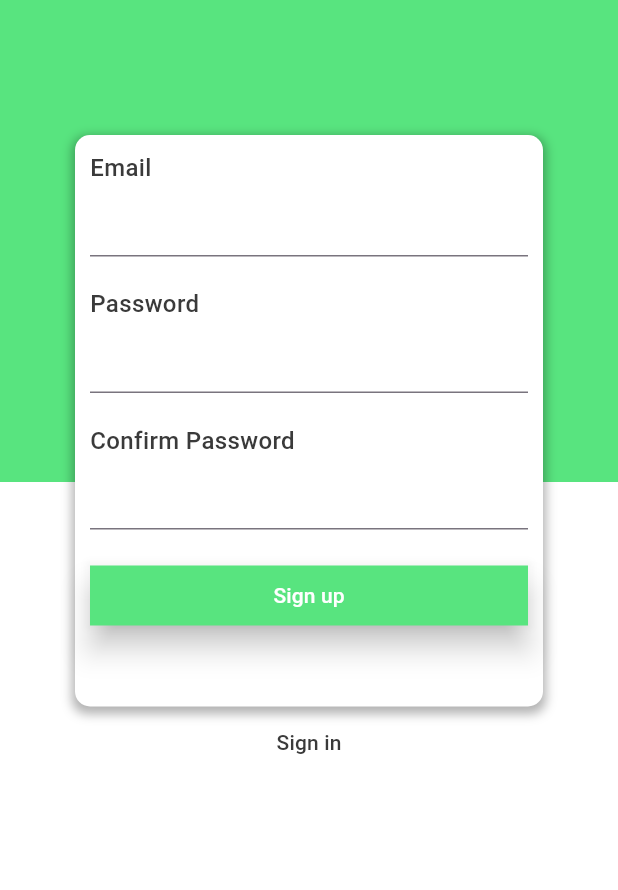
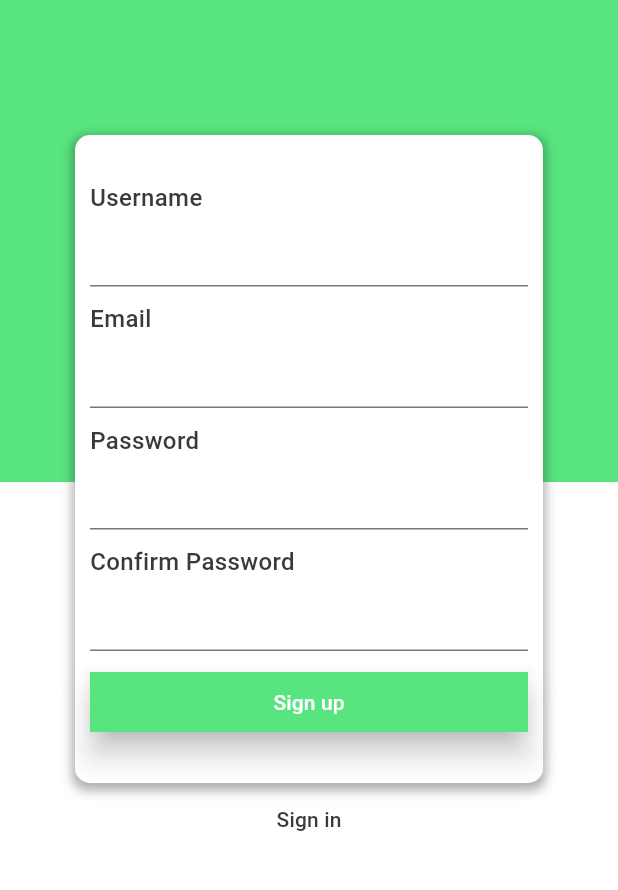
Before and after one commit to Nickthecan/Digital_Garden, a Flutter app: the screen it shows after launch, after a tap on an icon or button, on a phone screen of 412 x 824 dp, the part 321-1211 px from its top. Run offline on Flutter 3.47's test engine with Material 3 defaults, Android fonts, the phone set to English and light mode, and no system bars; our stand-ins replace firebase_auth, firebase_core, fl_chart, percent_indicator; accounts and stored records are empty; network calls fail.

Commit message:
added the class objects

```diff
--- /dev/null
+++ b/lib/features/models/user_model.dart
@@ -0,0 +1,7 @@
+class UserModel {
+  late final String uid;
+  late final String username;
+
+  UserModel({ required this.uid, required this.username });
+
+}
--- a/lib/pages/login.dart
+++ b/lib/pages/login.dart
@@ -1,7 +1,7 @@
 import 'package:digital_garden/features/auth_services.dart';
 import 'package:firebase_auth/firebase_auth.dart';
 import 'package:flutter/material.dart';
-import 'package:firebase_app_check/firebase_app_check.dart';
+
 
 class Login extends StatefulWidget {
   const Login({super.key});
@@ -12,24 +12,29 @@ class Login extends StatefulWidget {
 
 class _LoginState extends State<Login> {
   double containerOffset = 0;
+  late FocusNode userNameFocusNode;
   late FocusNode textFocusNode;
   late FocusNode pwFocusNode;
   late FocusNode confirmpwFocusNode;
   late double titleOpacity;
   late bool isSignUp;
+  TextEditingController _userNameController = TextEditingController();
   TextEditingController _emailController = TextEditingController();
   TextEditingController _passwordController = TextEditingController();
+  TextEditingController _pwMatchController = TextEditingController();
   final AuthServices _auth = AuthServices();
 
   @override
   void initState() {
     super.initState();
+    userNameFocusNode = FocusNode();
     textFocusNode = FocusNode();
     pwFocusNode = FocusNode();
     confirmpwFocusNode = FocusNode();
     titleOpacity = 1;
     isSignUp = false;
 
+    userNameFocusNode.addListener(_handleFocus);
     textFocusNode.addListener(_handleFocus);
     pwFocusNode.addListener(_handleFocus);
     confirmpwFocusNode.addListener(_handleFocus);
@@ -38,7 +43,7 @@ class _LoginState extends State<Login> {
   void _handleFocus() {
     setState(() {
       if (isSignUp) {
-        containerOffset = (textFocusNode.hasFocus || pwFocusNode.hasFocus || confirmpwFocusNode.hasFocus) ? -225 : 0;
+        containerOffset = (userNameFocusNode.hasFocus || textFocusNode.hasFocus || pwFocusNode.hasFocus || confirmpwFocusNode.hasFocus) ? -275 : 0;
       }
       else {
         containerOffset = (textFocusNode.hasFocus || pwFocusNode.hasFocus || confirmpwFocusNode.hasFocus) ? -150 : 0;
@@ -96,7 +101,7 @@ class _LoginState extends State<Login> {
                     duration: Duration(milliseconds: 300),
                     curve: Curves.easeInOut,
                     transform: Matrix4.translationValues(0, containerOffset, 0),
-                    padding: EdgeInsets.fromLTRB(10, 10, 10, 50),
+                    padding: EdgeInsets.fromLTRB(10, 10, 10, 30),
                     decoration: BoxDecoration(
                       borderRadius: BorderRadius.circular(10),
                       boxShadow: [
@@ -112,6 +117,26 @@ class _LoginState extends State<Login> {
                     child: Column(
                       crossAxisAlignment: CrossAxisAlignment.stretch,
                       children: [
+                        Visibility(
+                          visible: isSignUp,
+                          child: Column(
+                            crossAxisAlignment: CrossAxisAlignment.start,
+                            children: [
+                              SizedBox(height: 20,),
+                              Text("Username", style: TextStyle(
+                                color: Color(0xF22F2F2F),
+                                fontSize: 16,
+                                fontWeight: FontWeight.w500,
+                              )),
+                              TextField (
+                                focusNode: userNameFocusNode,
+                                controller: _userNameController,
+                              ),
+
+                            ],
+                          ),
+                        ),
+                        SizedBox(height: 10,),
                         Text("Email", style: TextStyle(
                           color: Color(0xF22F2F2F),
                           fontSize: 16,
@@ -121,7 +146,7 @@ class _LoginState extends State<Login> {
                           focusNode: textFocusNode,
                           controller: _emailController,
                         ),
-                        SizedBox(height: 20,),
+                        SizedBox(height: 10,),
                         Text("Password", style: TextStyle(
                           color: Color(0xF22F2F2F),
                           fontSize: 16,
@@ -137,7 +162,7 @@ class _LoginState extends State<Login> {
                             child: Column(
                               crossAxisAlignment: CrossAxisAlignment.start,
                               children: [
-                                SizedBox(height: 20,),
+                                SizedBox(height: 10,),
                                 Text("Confirm Password", style: TextStyle(
                                   color: Color(0xF22F2F2F),
                                   fontSize: 16,
@@ -146,18 +171,21 @@ class _LoginState extends State<Login> {
                                 TextField(
                                   obscureText: true,
                                   focusNode: confirmpwFocusNode,
+                                  controller: _pwMatchController,
                                 ),
 
                               ],
                             ),
                         ),
-                        SizedBox(height: 20,),
+                        SizedBox(height: 10,),
                         ElevatedButton(
                           onPressed: () {
                             if (isSignUp) {
                               _signUp();
+                              _userNameController.clear();
                               _emailController.clear();
                               _passwordController.clear();
+                              _pwMatchController.clear();
                             }
                             else {
                               _signIn();
@@ -213,17 +241,24 @@ class _LoginState extends State<Login> {
     }
   }
   void _signUp() async {
+    String userName = _userNameController.text;
     String email = _emailController.text;
     String password = _passwordController.text;
+    String pwMatch = _pwMatchController.text;
 
-    User? user = await _auth.signUp(email, password);
+    if (password == pwMatch) {
+      User? user = await _auth.signUp(email, password);
 
-    if (user != null) {
-      print("User is successfully created");
-      Navigator.pushNamed(context, "/main_menu");
+      if (user != null) {
+        print("User is successfully created");
+        Navigator.pushNamed(context, "/main_menu");
+      }
+      else {
+        print("Error occurred");
+      }
     }
     else {
-      print("Error occurred");
+      print("Passwords do not match");
     }
   }
 }
```
Also changed, not shown: lib/features/models/budget_model.dart (added, +8 -0 lines), lib/features/models/goal_model.dart (added, +11 -0 lines), lib/features/models/purchase_model.dart (added, +9 -0 lines).
